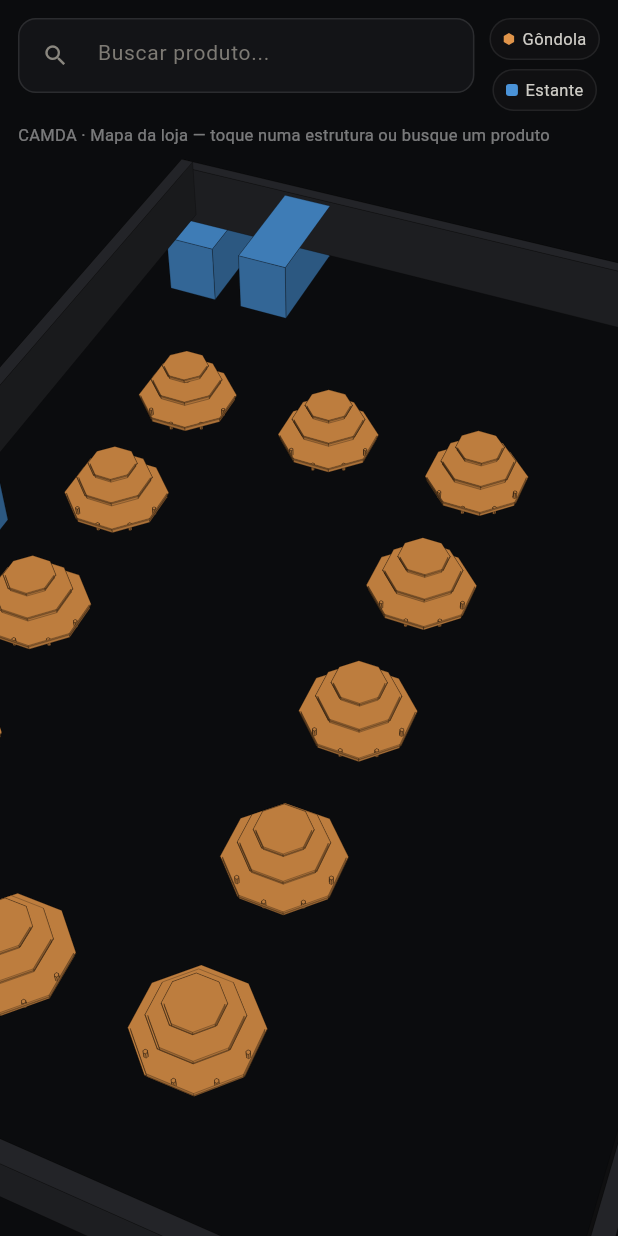
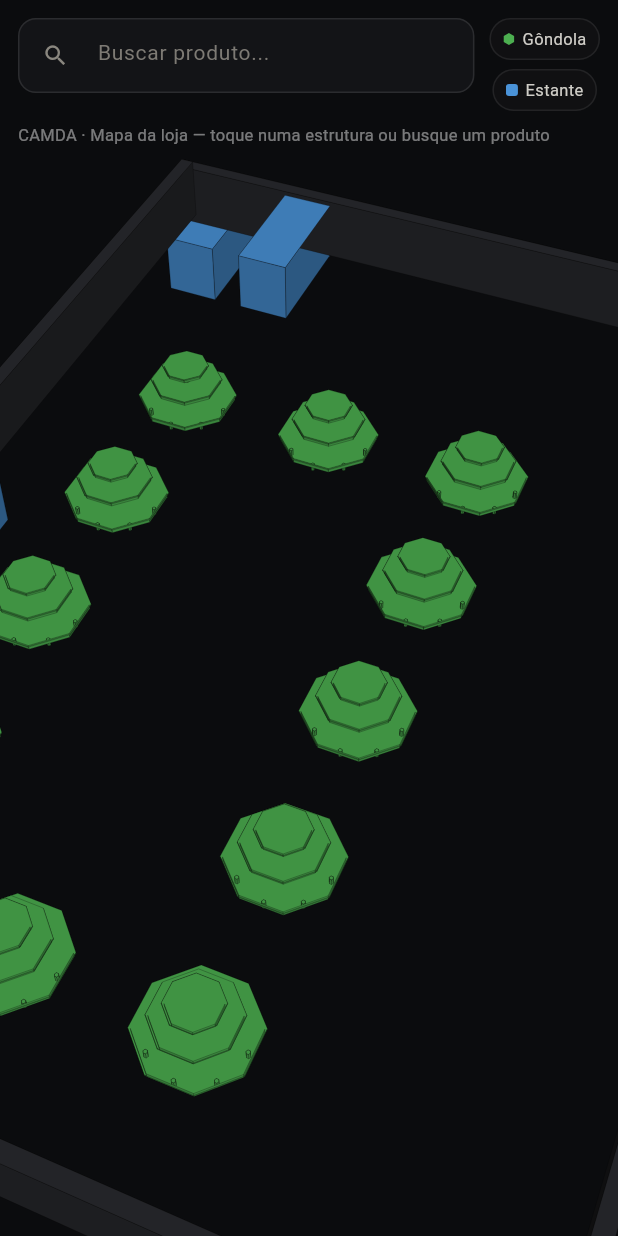
Before and after one commit to LeoLira1/Gondolas, a Flutter app: the screen it shows after launch, on a phone screen of 412 x 824 dp. Run offline on Flutter 3.47's test engine with Material 3 defaults, Android fonts, the phone set to English and light mode, and no system bars; our stand-ins replace shared_preferences; missing offline and left inert: libsql_dart.

Commit message:
style: change gondola color in store map to green
Co-Authored-By: Claude Sonnet 4.6 <noreply@anthropic.com>
Claude-Session: https://claude.ai/code/session_012TkKCKPe1iNjHbMV89bGd2

```diff
--- a/lib/loja_scene.dart
+++ b/lib/loja_scene.dart
@@ -82,7 +82,7 @@ const List<ProdutoLoja> catalogoLojaFake = [
 
 // ── Colors ────────────────────────────────────────────────────────────────────
 
-const Color corGondolaLoja = Color(0xFFe0944a);
+const Color corGondolaLoja = Color(0xFF4caf50);
 const Color corEstanteLoja = Color(0xFF4a93d8);
 const Color _corApagado    = Color(0xFF2d2e31);
 const Color _corParede     = Color(0xFF2a2b2f);
```
